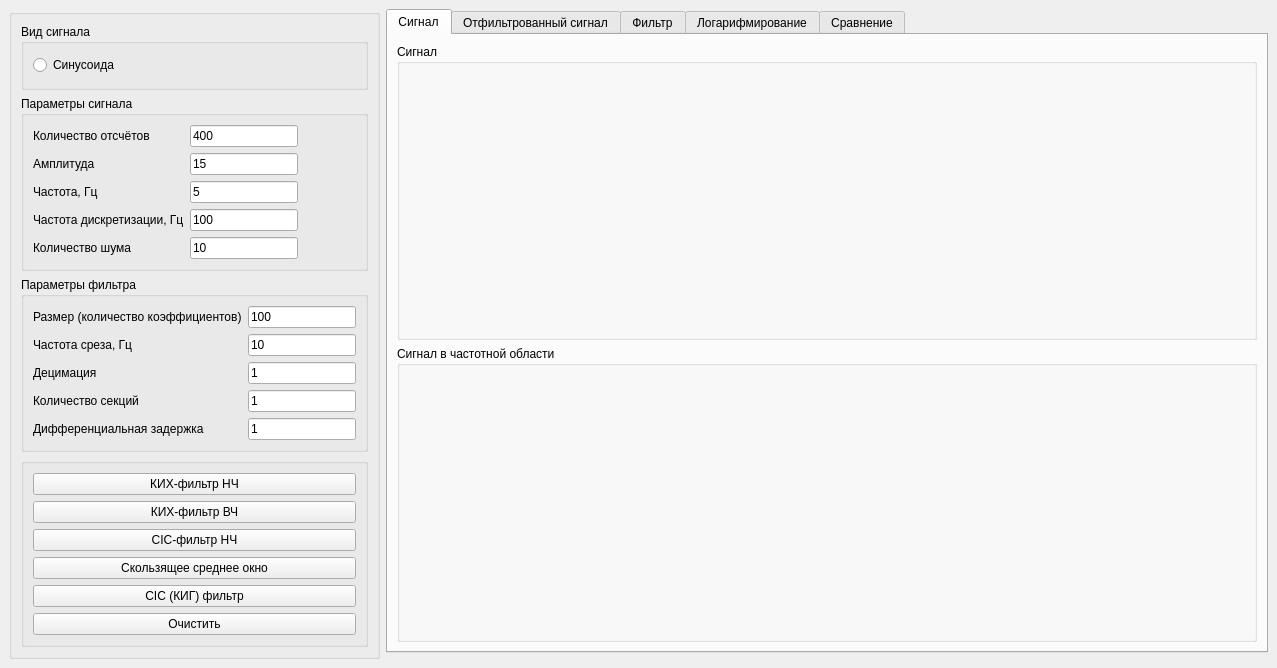
Before: the Qt Designer form Filters/mainwindow.ui in Yakovlev0309/CppFilters, drawn with Qt 5.
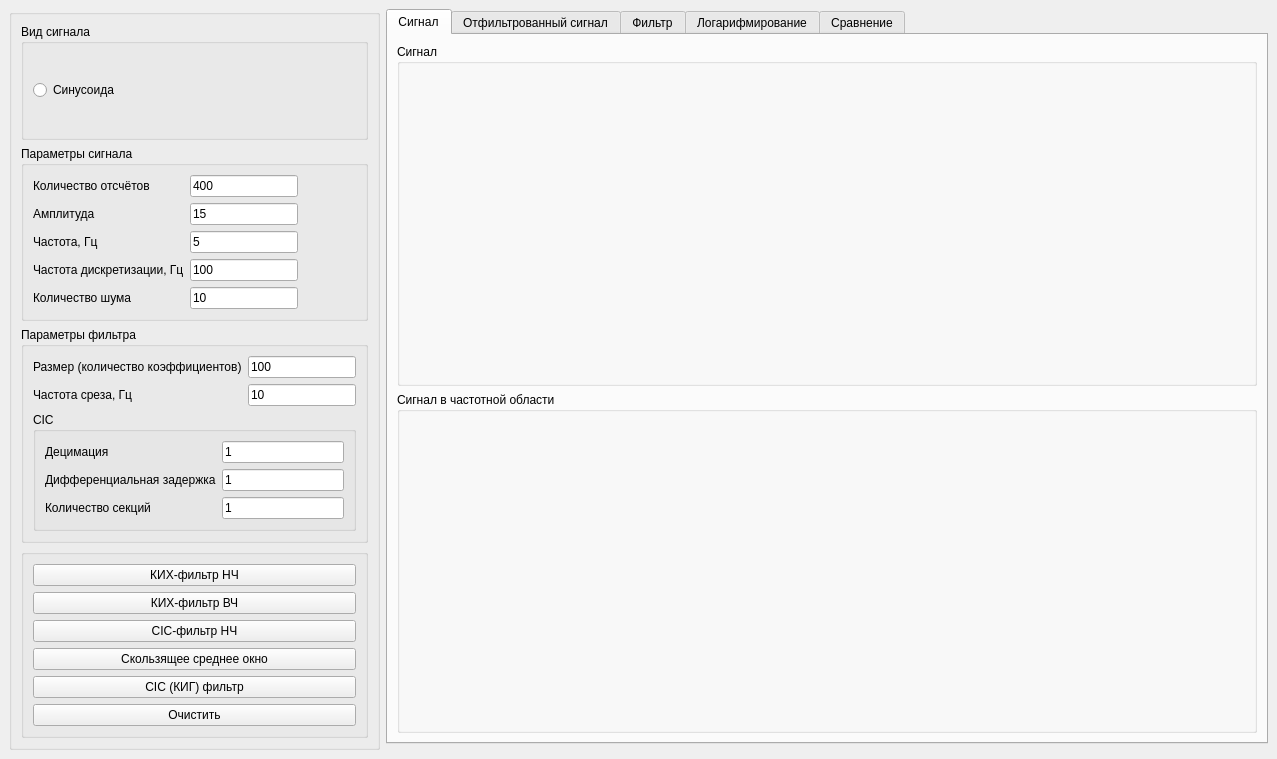
After: the same form once the commit is applied. Custom widgets are drawn as their Qt base class.

Commit message: Вынос параметров CIC-фильтра в интерфейс

Patch:
```diff
--- a/Filters/mainwindow.ui
+++ b/Filters/mainwindow.ui
@@ -7,7 +7,7 @@
     <x>0</x>
     <y>0</y>
     <width>1277</width>
-    <height>668</height>
+    <height>759</height>
    </rect>
   </property>
   <property name="windowTitle">
@@ -352,7 +352,7 @@
          <property name="title">
           <string>Параметры фильтра</string>
          </property>
-         <layout class="QFormLayout" name="formLayout_2">
+         <layout class="QGridLayout" name="gridLayout_16">
           <item row="0" column="0">
            <widget class="QLabel" name="label_6">
             <property name="text">
@@ -360,6 +360,19 @@
             </property>
            </widget>
           </item>
+          <item row="0" column="1">
+           <widget class="QLineEdit" name="filterSize">
+            <property name="sizePolicy">
+             <sizepolicy hsizetype="Fixed" vsizetype="Fixed">
+              <horstretch>0</horstretch>
+              <verstretch>0</verstretch>
+             </sizepolicy>
+            </property>
+            <property name="text">
+             <string>100</string>
+            </property>
+           </widget>
+          </item>
           <item row="1" column="0">
            <widget class="QLabel" name="label_7">
             <property name="text">
@@ -367,19 +380,6 @@
             </property>
            </widget>
           </item>
-          <item row="0" column="1">
-           <widget class="QLineEdit" name="filterSize">
-            <property name="sizePolicy">
-             <sizepolicy hsizetype="Fixed" vsizetype="Fixed">
-              <horstretch>0</horstretch>
-              <verstretch>0</verstretch>
-             </sizepolicy>
-            </property>
-            <property name="text">
-             <string>100</string>
-            </property>
-           </widget>
-          </item>
           <item row="1" column="1">
            <widget class="QLineEdit" name="cutoffFreq">
             <property name="sizePolicy">
@@ -393,41 +393,33 @@
             </property>
            </widget>
           </item>
-          <item row="2" column="0">
-           <widget class="QLabel" name="label_8">
-            <property name="text">
-             <string>Децимация</string>
+          <item row="5" column="0" colspan="2">
+           <widget class="QGroupBox" name="groupBox_14">
+            <property name="sizePolicy">
+             <sizepolicy hsizetype="Preferred" vsizetype="Maximum">
+              <horstretch>0</horstretch>
+              <verstretch>0</verstretch>
+             </sizepolicy>
             </property>
-           </widget>
-          </item>
-          <item row="3" column="0">
-           <widget class="QLabel" name="label_9">
-            <property name="text">
-             <string>Количество секций</string>
+            <property name="title">
+             <string>CIC</string>
             </property>
-           </widget>
-          </item>
-          <item row="4" column="0">
+            <layout class="QGridLayout" name="gridLayout_19">
+             <item row="1" column="0">
            <widget class="QLabel" name="label_10">
             <property name="text">
              <string>Дифференциальная задержка</string>
             </property>
            </widget>
           </item>
-          <item row="2" column="1">
-           <widget class="QLineEdit" name="R">
-            <property name="sizePolicy">
-             <sizepolicy hsizetype="Minimum" vsizetype="Fixed">
-              <horstretch>0</horstretch>
-              <verstretch>0</verstretch>
-             </sizepolicy>
-            </property>
+             <item row="2" column="0">
+              <widget class="QLabel" name="label_9">
             <property name="text">
-             <string>1</string>
+                <string>Количество секций</string>
             </property>
            </widget>
           </item>
-          <item row="3" column="1">
+             <item row="1" column="1">
            <widget class="QLineEdit" name="N">
             <property name="sizePolicy">
              <sizepolicy hsizetype="Minimum" vsizetype="Fixed">
@@ -440,7 +432,27 @@
             </property>
            </widget>
           </item>
-          <item row="4" column="1">
+             <item row="0" column="0">
+              <widget class="QLabel" name="label_8">
+               <property name="text">
+                <string>Децимация</string>
+               </property>
+              </widget>
+             </item>
+             <item row="0" column="1">
+              <widget class="QLineEdit" name="R">
+               <property name="sizePolicy">
+                <sizepolicy hsizetype="Minimum" vsizetype="Fixed">
+                 <horstretch>0</horstretch>
+                 <verstretch>0</verstretch>
+                </sizepolicy>
+               </property>
+               <property name="text">
+                <string>1</string>
+               </property>
+              </widget>
+             </item>
+             <item row="2" column="1">
            <widget class="QLineEdit" name="M">
             <property name="sizePolicy">
              <sizepolicy hsizetype="Minimum" vsizetype="Fixed">
@@ -451,6 +463,9 @@
             <property name="text">
              <string>1</string>
             </property>
+              </widget>
+             </item>
+            </layout>
            </widget>
           </item>
          </layout>
```
Lines whose indentation alone changed are shown as unchanged. The commit also changes 1 other file.
